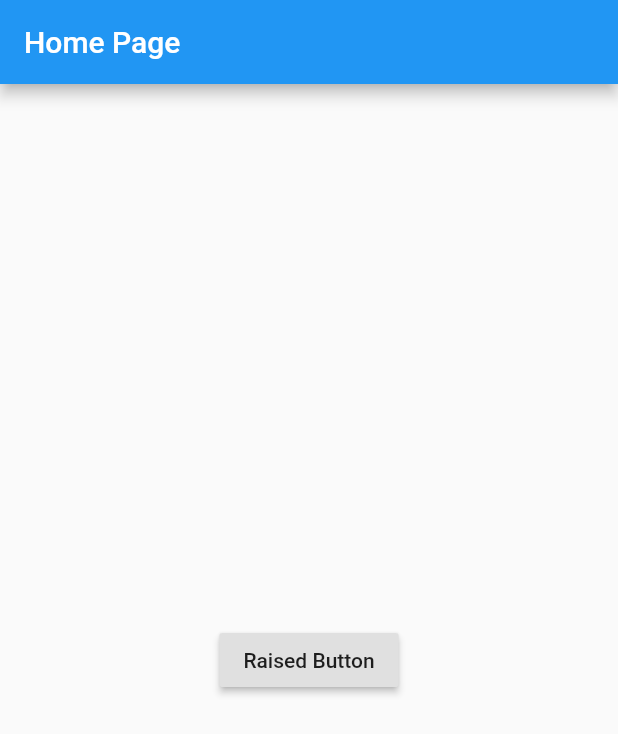
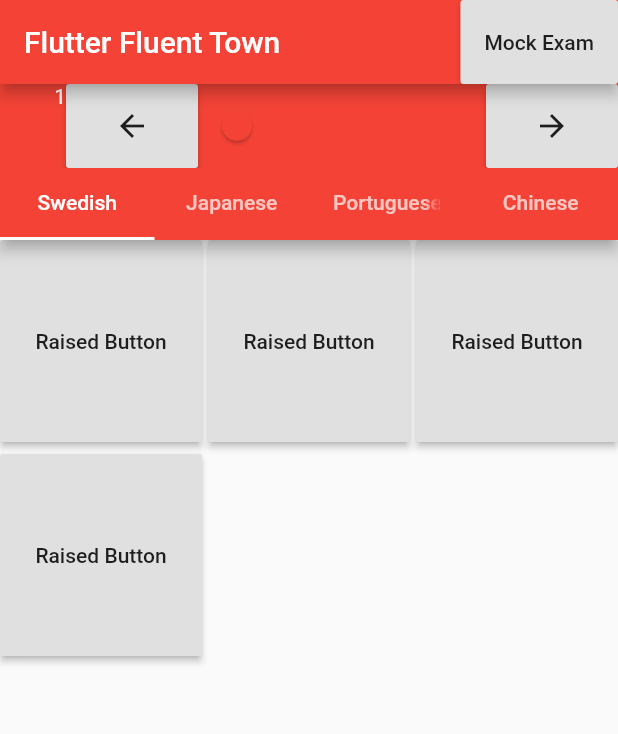
Before and after one commit to abraham-tsang/Flutter-Fluent-Town, a Flutter app: the screen it shows after launch, on a phone screen of 412 x 824 dp. Shown: the top 734 px of the screen. Run offline on Flutter 3.47's test engine with Material 2 defaults, Android fonts, the phone set to English and light mode, and no system bars; our stand-ins replace audioplayers.

Commit message:
added tabs, buttons, slider

```diff
--- a/lib/main.dart
+++ b/lib/main.dart
@@ -11,42 +11,118 @@ class MyApp extends StatelessWidget {
   @override
   Widget build(BuildContext context) {
     return MaterialApp(
-      title: 'Hello World Demo Application',
+      title: 'Flutter Fluent Town',
       theme: ThemeData(
-        primarySwatch: Colors.blue,
+        primarySwatch: Colors.red,
       ),
-      home: MyHomePage(title: 'Home Page'),
+      home: MyHomePage(),
     );
   }
 }
 
 class MyHomePage extends StatelessWidget{
-  MyHomePage({Key key, this.title}):super(key: key);
-  final String title;
-
   @override
   Widget build(BuildContext context){
     return Scaffold(
       appBar: AppBar(
-        title: Text(this.title),
+        title: Text("Flutter Fluent Town"),
+	actions: <Widget>[
+	  RaisedButton(
+            child: Text('Mock Exam'),
+            onPressed: (){
+              print('Mock Exam Pressed');
+            },
 	  ),
-      body: MyHomePageBody(),
+	],
+      ),
+      body: MyStatefulHomePage(),
     );
   }
 }
 
-class MyHomePageBody extends StatelessWidget{
+class MyStatefulHomePage extends StatefulWidget{
   @override
+  _MyStatefulHomePageState createState() => _MyStatefulHomePageState();
+}
+
+class _MyStatefulHomePageState extends State<MyStatefulHomePage>{
+  @override
+
   AudioCache audioCache = AudioCache();
+  double _currentSliderValue = 1;
+
   void play(){
-    //AudioCache audioCache = AudioCache();
-    //audioCache.play("audio/1.mp3");
     audioCache.play("audio/二.mp3");
   }
 
   Widget build(BuildContext context){
-    return Center(
-      child:
+    return DefaultTabController(
+      initialIndex: 0,
+      length: 4,
+      child: Scaffold(
+        appBar: AppBar(
+	  actions: <Widget>[
+	    Text(_currentSliderValue.round().toString()),
+	    RaisedButton(
+              child: Icon(Icons.arrow_back),
+              onPressed: (){
+		if(_currentSliderValue > 2){
+	          setState((){
+		    _currentSliderValue--;
+		  });
+		}
+                print('left Pressed');
+              },
+	    ),
+	    Slider(
+              value: _currentSliderValue,
+	      min: 1,
+	      max: 625,
+	      divisions: 625,
+	      label: _currentSliderValue.round().toString(),
+	      onChanged: (double value){
+	        setState((){
+	          _currentSliderValue = value;
+		});
+	      },
+	    ),
+	    RaisedButton(
+              child: Icon(Icons.arrow_forward),
+              onPressed: (){
+		if(_currentSliderValue < 624){
+	          setState((){
+		    _currentSliderValue++;
+		  });
+		}
+                print('Right Pressed');
+              },
+	    ),
+	  ],
+	  bottom: TabBar(
+	    tabs: <Widget>[
+	      Tab(
+	        text: "Swedish",
+	      ),
+	      Tab(
+	        text: "Japanese",
+	      ),
+	      Tab(
+	        text: "Portuguese",
+	      ),
+	      Tab(
+	        text: "Chinese",
+	      ),
+	    ],
+	  ),
+	),
+	body: TabBarView(
+	  children: <Widget>[
+            GridView.count(
+	      crossAxisCount: 3,
+	      crossAxisSpacing: 4.0,
+	      mainAxisSpacing: 8.0,
+
+              children: <Widget>[
 	        RaisedButton(
                   child: Text('Raised Button'),
                   onPressed: (){
@@ -54,6 +130,140 @@ class MyHomePageBody extends StatelessWidget{
                     print('Raised Pressed');
                   },
                 ),
+	        RaisedButton(
+                  child: Text('Raised Button'),
+                  onPressed: (){
+                    play();
+                    print('Raised Pressed');
+                  },
+                ),
+	        RaisedButton(
+                  child: Text('Raised Button'),
+                  onPressed: (){
+                    play();
+                    print('Raised Pressed');
+                  },
+                ),
+	        RaisedButton(
+                  child: Text('Raised Button'),
+                  onPressed: (){
+                    play();
+                    print('Raised Pressed');
+                  },
+                ),
+              ],
+            ),
+            GridView.count(
+	      crossAxisCount: 3,
+	      crossAxisSpacing: 4.0,
+	      mainAxisSpacing: 8.0,
+
+              children: <Widget>[
+	        RaisedButton(
+                  child: Text('Raised Button'),
+                  onPressed: (){
+                    play();
+                    print('Raised Pressed');
+                  },
+                ),
+	        RaisedButton(
+                  child: Text('Raised Button'),
+                  onPressed: (){
+                    play();
+                    print('Raised Pressed');
+                  },
+                ),
+	        RaisedButton(
+                  child: Text('Raised Button'),
+                  onPressed: (){
+                    play();
+                    print('Raised Pressed');
+                  },
+                ),
+	        RaisedButton(
+                  child: Text('Raised Button'),
+                  onPressed: (){
+                    play();
+                    print('Raised Pressed');
+                  },
+                ),
+              ],
+            ),
+            GridView.count(
+	      crossAxisCount: 3,
+	      crossAxisSpacing: 4.0,
+	      mainAxisSpacing: 8.0,
+
+              children: <Widget>[
+	        RaisedButton(
+                  child: Text('Raised Button'),
+                  onPressed: (){
+                    play();
+                    print('Raised Pressed');
+                  },
+                ),
+	        RaisedButton(
+                  child: Text('Raised Button'),
+                  onPressed: (){
+                    play();
+                    print('Raised Pressed');
+                  },
+                ),
+	        RaisedButton(
+                  child: Text('Raised Button'),
+                  onPressed: (){
+                    play();
+                    print('Raised Pressed');
+                  },
+                ),
+	        RaisedButton(
+                  child: Text('Raised Button'),
+                  onPressed: (){
+                    play();
+                    print('Raised Pressed');
+                  },
+                ),
+              ],
+            ),
+            GridView.count(
+	      crossAxisCount: 3,
+	      crossAxisSpacing: 4.0,
+	      mainAxisSpacing: 8.0,
+
+              children: <Widget>[
+	        RaisedButton(
+                  child: Text('Raised Button'),
+                  onPressed: (){
+                    play();
+                    print('Raised Pressed');
+                  },
+                ),
+	        RaisedButton(
+                  child: Text('Raised Button'),
+                  onPressed: (){
+                    play();
+                    print('Raised Pressed');
+                  },
+                ),
+	        RaisedButton(
+                  child: Text('Raised Button'),
+                  onPressed: (){
+                    play();
+                    print('Raised Pressed');
+                  },
+                ),
+	        RaisedButton(
+                  child: Text('Raised Button'),
+                  onPressed: (){
+                    play();
+                    print('Raised Pressed');
+                  },
+                ),
+              ],
+            ),
+	  ],
+	),
+      ),
     );
   }
 }
```
Lines whose indentation alone changed are shown as unchanged.
